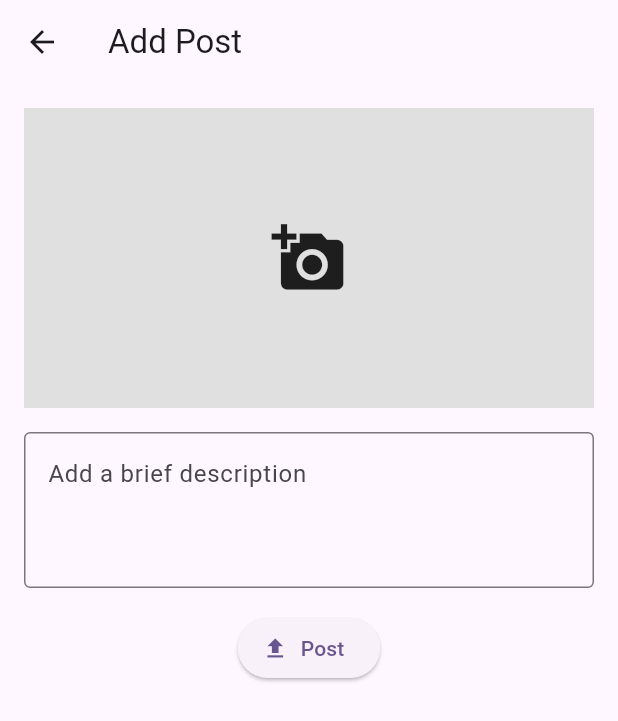
After one commit to Mobile-Programming-MDP/project-latihan-pab2-StefanieFanie, a Flutter app: the AddPostScreen screen opened directly, after a tap on "Post", on a phone screen of 412 x 824 dp. The commit adds this screen. Shown: the top 721 px of the screen. Run offline on Flutter 3.47's test engine with Material 3 defaults, Android fonts, the phone set to English and light mode, and no system bars; our stand-ins replace cloud_firestore, firebase_auth, firebase_core, firebase_database, flutter_image_compress, geolocator and 2 more; accounts and stored records are empty.

Commit message:
ADD : add post screen

```diff
--- /dev/null
+++ b/fasum/lib/screens/add_post_screen.dart
@@ -0,0 +1,190 @@
+import 'dart:convert';
+import 'dart:io';
+import 'package:flutter/material.dart';
+import 'package:image_picker/image_picker.dart';
+import 'package:cloud_firestore/cloud_firestore.dart';
+import 'package:geolocator/geolocator.dart';
+import 'package:flutter_image_compress/flutter_image_compress.dart';
+import 'package:firebase_auth/firebase_auth.dart';
+
+class AddPostScreen extends StatefulWidget {
+  const AddPostScreen({super.key});
+  @override
+  State<AddPostScreen> createState() => _AddPostScreenState();
+}
+
+class _AddPostScreenState extends State<AddPostScreen> {
+  File? _image;
+  String? _base64Image;
+  final TextEditingController _descriptionController = TextEditingController();
+  final ImagePicker _picker = ImagePicker();
+  bool _isUploading = false;
+  double? _latitude;
+  double? _longitude;
+  Future<void> _pickImage(ImageSource source) async {
+    final pickedFile = await _picker.pickImage(source: source);
+    if (pickedFile != null) {
+      setState(() {
+        _image = File(pickedFile.path);
+      });
+      await _compressAndEncodeImage();
+    }
+  }
+
+  Future<void> _compressAndEncodeImage() async {
+    if (_image == null) return;
+    final compressedImage = await FlutterImageCompress.compressWithFile(
+      _image!.path,
+      quality: 50,
+    );
+    if (compressedImage == null) return;
+    setState(() {
+      _base64Image = base64Encode(compressedImage);
+    });
+  }
+
+  Future<void> _getLocation() async {
+    bool serviceEnabled;
+    LocationPermission permission;
+    serviceEnabled = await Geolocator.isLocationServiceEnabled();
+    if (!serviceEnabled) {
+      throw Exception('Location services are disabled');
+    }
+    permission = await Geolocator.checkPermission();
+    if (permission == LocationPermission.denied) {
+      permission = await Geolocator.requestPermission();
+      if (permission == LocationPermission.deniedForever || permission == LocationPermission.denied) {
+        throw Exception('Location permissions are denied.');
+      }
+    }
+    try {
+      final position = await Geolocator.getCurrentPosition(
+        locationSettings: LocationSettings(accuracy: LocationAccuracy.high),
+      ).timeout(const Duration(seconds: 10));
+      setState(() {
+        _latitude = position.latitude;
+        _longitude = position.longitude;
+      });
+    } catch (e) {
+      debugPrint('Failed to retrieve location: $e');
+      setState(() {
+        _latitude = null;
+        _longitude = null;
+      });
+    }
+  }
+
+  Future<void> _submitPost() async {
+    if (_base64Image == null || _descriptionController.text.isEmpty) return;
+    setState(() => _isUploading = true);
+    final now = DateTime.now().toIso8601String();
+    final uid = FirebaseAuth.instance.currentUser?.uid;
+    if (uid == null) {
+      setState(() => _isUploading = false);
+      ScaffoldMessenger.of(context).showSnackBar(
+        SnackBar(content: Text('User not found.')),
+      );
+      return;
+    }
+
+    try {
+      await _getLocation();
+      // Ambil nama lengkap dari koleksi users
+      final userDoc = await FirebaseFirestore.instance.collection('users').doc(uid).get();
+      final fullName = userDoc.data()?['fullName'] ?? 'Anonymous';
+      await FirebaseFirestore.instance.collection('posts').add({
+        'image': _base64Image,
+        'description': _descriptionController.text,
+        'createdAt': now,
+        'latitude': _latitude,
+        'longitude': _longitude,
+        'fullName': fullName,
+        'userId': uid, // optional: jika ingin simpan UID juga
+      });
+
+      if (!mounted) return;
+      Navigator.pop(context);
+    } catch (e) {
+      debugPrint('Upload failed: $e');
+      if (!mounted) return;
+      setState(() => _isUploading = false);
+      ScaffoldMessenger.of(context).showSnackBar(
+        SnackBar(content: Text('Failed to upload the post.')),
+      );
+    }
+  }
+
+  void _showImageSourceDialog() {
+    showDialog(
+      context: context,
+      builder: (context) => AlertDialog(
+        title: Text("Choose Image Source"),
+        actions: [
+          TextButton(
+            onPressed: () {
+              Navigator.pop(context);
+              _pickImage(ImageSource.camera);
+            },
+            child: Text("Camera"),
+          ),
+          TextButton(
+            onPressed: () {
+              Navigator.pop(context);
+              _pickImage(ImageSource.gallery);
+            },
+            child: Text("Gallery"),
+          ),
+        ],
+      )
+    );
+  }
+
+  @override
+  Widget build(BuildContext context) {
+    return Scaffold(
+      appBar: AppBar(title: Text('Add Post')),
+      body: SingleChildScrollView(
+        padding: EdgeInsets.all(16),
+        child: Column(
+          children: [
+            _image != null
+              ? Image.file(
+                _image!,
+                height: 200,
+                width: double.infinity,
+                fit: BoxFit.cover,
+              )
+            : GestureDetector(
+              onTap: _showImageSourceDialog,
+              child: Container(
+                height: 200,
+                color: Colors.grey[300],
+                child: Center(
+                  child: Icon(Icons.add_a_photo, size: 50),
+                ),
+              ),
+            ),
+            SizedBox(height: 16),
+            TextField(
+              controller: _descriptionController,
+              textCapitalization: TextCapitalization.sentences,
+              maxLines: 3,
+              decoration: InputDecoration(
+                hintText: 'Add a brief description',
+                border: OutlineInputBorder(),
+              ),
+            ),
+            SizedBox(height: 16),
+            _isUploading
+              ? CircularProgressIndicator()
+              : ElevatedButton.icon(
+                onPressed: _submitPost,
+                icon: Icon(Icons.upload),
+                label: Text('Post')
+              ),
+          ],
+        ),
+      )
+    );
+  }
+}
--- a/fasum/pubspec.yaml
+++ b/fasum/pubspec.yaml
@@ -41,6 +41,8 @@ dependencies:
   path: ^1.9.0
   image_picker: ^1.1.2
   intl: ^0.20.2
+  geolocator: ^14.0.0
+  flutter_image_compress: ^2.4.0
 
 dev_dependencies:
   flutter_test:
```
Also changed, not shown: fasum/lib/screens/home_screen.dart (+49 -10 lines), fasum/pubspec.lock, 5 other files.
